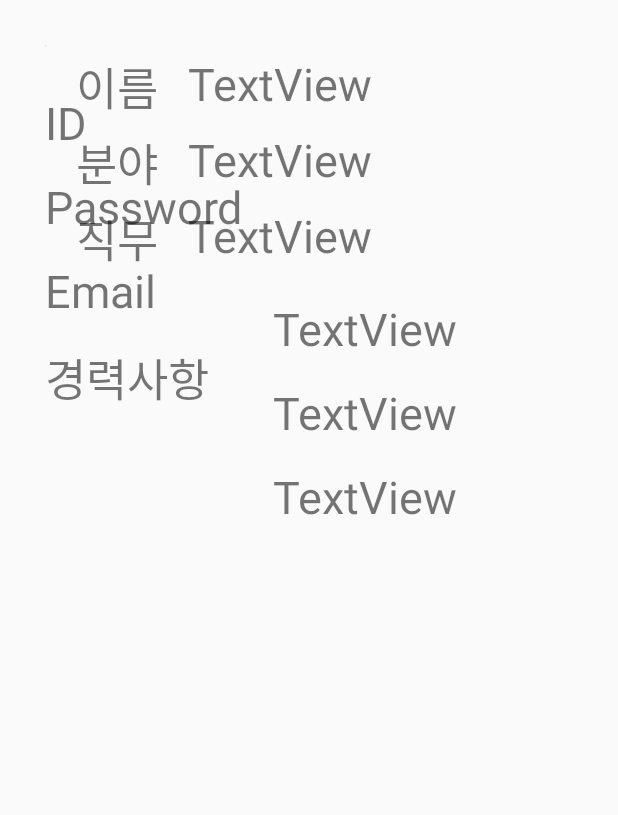
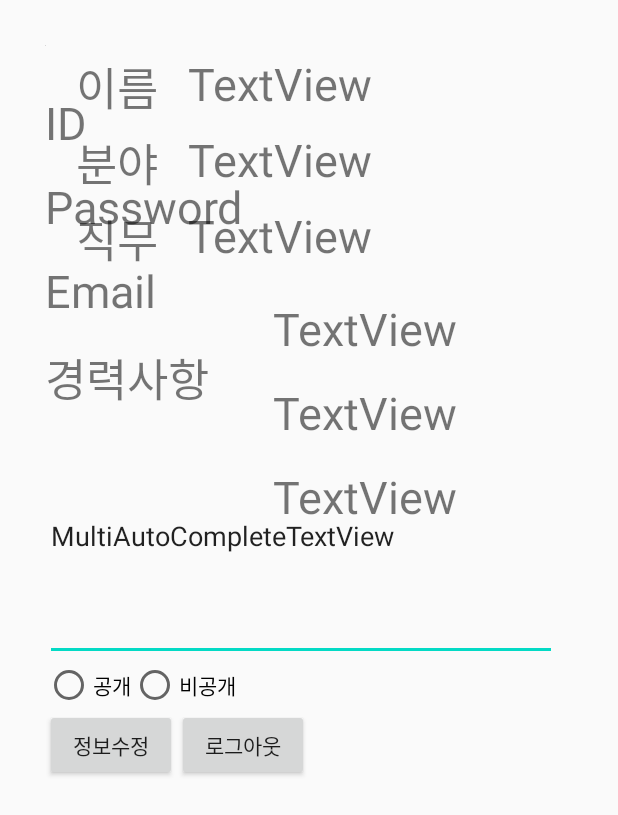
Before and after one commit to msk9912/-AND, an Android app: the layout profile.xml on its own in the app's theme, with its tools: preview values and no code run, on a phone screen of 412 x 824 dp. Shown: the top 815 px of the screen. Run offline under Robolectric (Android 15) with nearby library versions, the phone set to English and light mode, and no system bars.

Commit message:
profile2

```diff
--- a/app/src/main/res/layout/profile.xml
+++ b/app/src/main/res/layout/profile.xml
@@ -154,4 +154,48 @@
         android:text="경력사항"
         android:textSize="30sp" />
 
+    <MultiAutoCompleteTextView
+        android:id="@+id/multiAutoCompleteTextView"
+        android:layout_width="341dp"
+        android:layout_height="166dp"
+        android:layout_below="@id/spec"
+        android:text="MultiAutoCompleteTextView" />
+
+    <RadioGroup
+        android:id="@+id/radioGroup"
+        android:layout_width="wrap_content"
+        android:layout_height="wrap_content"
+        android:layout_below="@id/multiAutoCompleteTextView"
+        android:orientation="horizontal">
+
+        <RadioButton
+            android:id="@+id/radioButton"
+            android:layout_width="wrap_content"
+            android:layout_height="wrap_content"
+            android:text="공개" />
+
+        <RadioButton
+            android:id="@+id/radioButton2"
+            android:layout_width="wrap_content"
+            android:layout_height="wrap_content"
+            android:layout_weight="1"
+            android:text="비공개" />
+
+    </RadioGroup>
+
+    <Button
+        android:id="@+id/button"
+        android:layout_width="wrap_content"
+        android:layout_height="wrap_content"
+        android:layout_below="@id/radioGroup"
+        android:text="정보수정" />
+
+    <Button
+        android:id="@+id/button2"
+        android:layout_width="wrap_content"
+        android:layout_height="wrap_content"
+        android:layout_below="@id/radioGroup"
+        android:layout_toRightOf="@id/button"
+        android:text="로그아웃" />
+
 </RelativeLayout>
```
